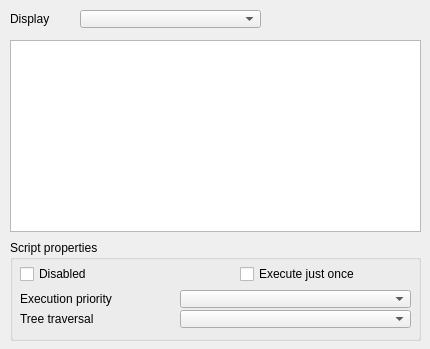
Before: the Qt Designer form ui/qdlgscripts.ui in CoppeliaRobotics/coppeliaSimLib, drawn with Qt 5.
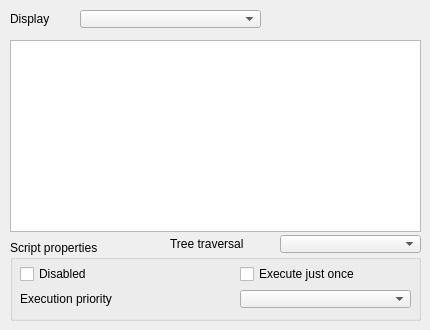
After: the same form once the commit is applied.

Diff of the .ui file:
```diff
--- a/ui/qdlgscripts.ui
+++ b/ui/qdlgscripts.ui
@@ -7,7 +7,7 @@
     <x>0</x>
     <y>0</y>
     <width>430</width>
-    <height>349</height>
+    <height>330</height>
    </rect>
   </property>
   <property name="windowTitle">
@@ -22,7 +22,7 @@
      <x>10</x>
      <y>240</y>
      <width>411</width>
-     <height>101</height>
+     <height>81</height>
     </rect>
    </property>
    <property name="title">
@@ -79,36 +79,13 @@
    <widget class="QComboBox" name="qqExecutionOrder">
     <property name="geometry">
      <rect>
-      <x>170</x>
+      <x>230</x>
       <y>50</y>
-      <width>231</width>
+      <width>171</width>
       <height>18</height>
      </rect>
     </property>
    </widget>
-   <widget class="QComboBox" name="qqTreeTraversalDirection">
-    <property name="geometry">
-     <rect>
-      <x>170</x>
-      <y>70</y>
-      <width>231</width>
-      <height>18</height>
-     </rect>
-    </property>
-   </widget>
-   <widget class="QLabel" name="label_4">
-    <property name="geometry">
-     <rect>
-      <x>10</x>
-      <y>70</y>
-      <width>161</width>
-      <height>18</height>
-     </rect>
-    </property>
-    <property name="text">
-     <string>Tree traversal</string>
-    </property>
-   </widget>
   </widget>
   <widget class="QListWidget" name="qqScriptList">
    <property name="geometry">
@@ -152,6 +129,29 @@
     <string>Display</string>
    </property>
   </widget>
+  <widget class="QComboBox" name="qqTreeTraversalDirection">
+   <property name="geometry">
+    <rect>
+     <x>280</x>
+     <y>235</y>
+     <width>141</width>
+     <height>18</height>
+    </rect>
+   </property>
+  </widget>
+  <widget class="QLabel" name="qqTreeTraversalText">
+   <property name="geometry">
+    <rect>
+     <x>170</x>
+     <y>235</y>
+     <width>101</width>
+     <height>18</height>
+    </rect>
+   </property>
+   <property name="text">
+    <string>Tree traversal</string>
+   </property>
+  </widget>
  </widget>
  <tabstops>
   <tabstop>qqCombo</tabstop>
```
